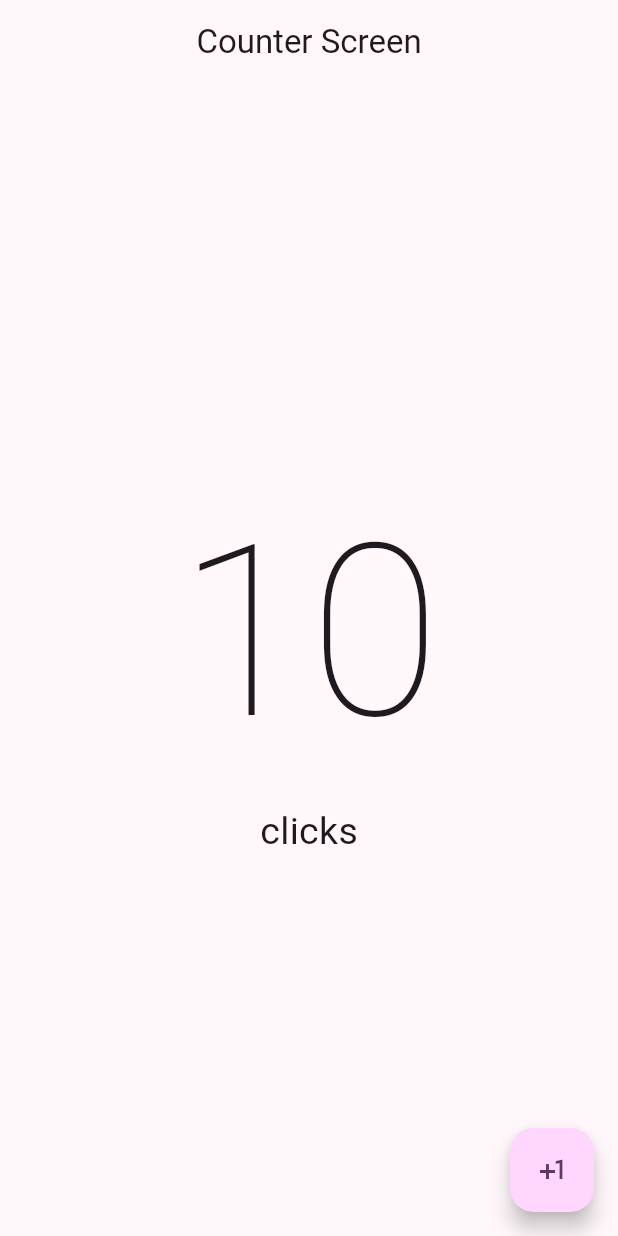
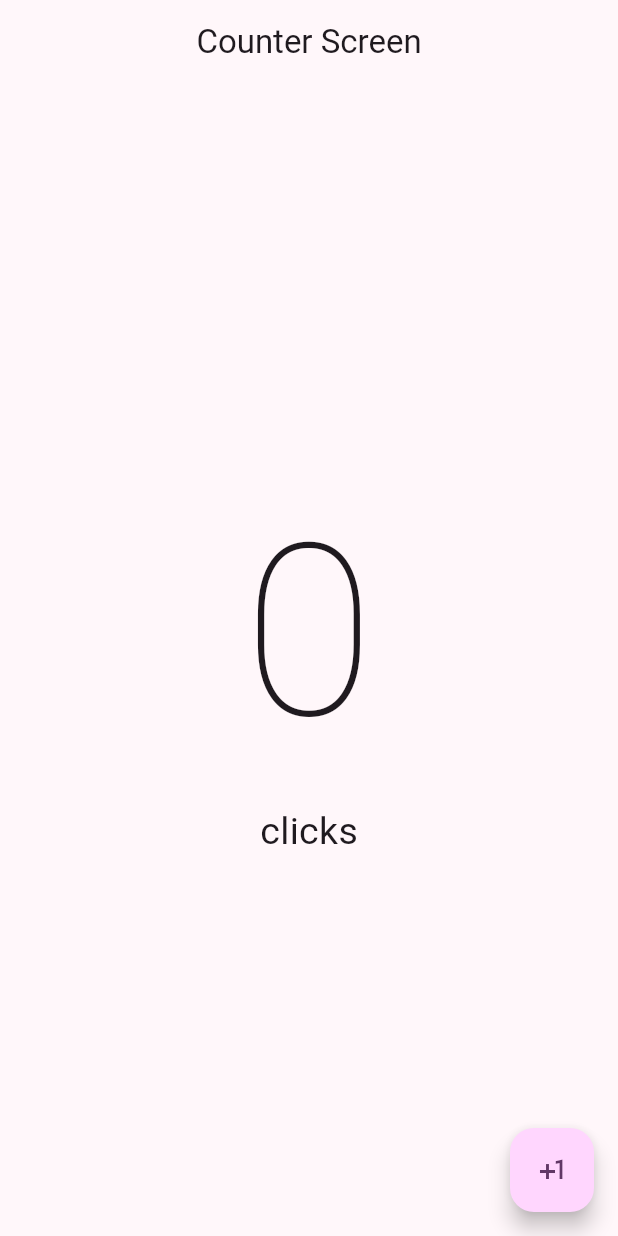
Before and after one commit to engelcituk/flutter-primeros-pasos, a Flutter app: the screen it shows after launch, on a phone screen of 412 x 824 dp. Run offline on Flutter 3.47's test engine with Material 2 defaults, Android fonts, the phone set to English and light mode, and no system bars.

Commit message:
cambia del estado de la aplicación

```diff
--- a/lib/presentation/screens/counter/counter_screen.dart
+++ b/lib/presentation/screens/counter/counter_screen.dart
@@ -1,7 +1,14 @@
 import 'package:flutter/material.dart';
 
-class CounterScreen extends StatelessWidget {
+class CounterScreen extends StatefulWidget {
   const CounterScreen({super.key});
+
+  @override
+  State<CounterScreen> createState() => _CounterScreenState();
+}
+
+class _CounterScreenState extends State<CounterScreen> {
+  int clickCounter = 0;
 
   @override
   Widget build(BuildContext context) {
@@ -10,20 +17,25 @@ class CounterScreen extends StatelessWidget {
         title: const Text('Counter Screen'),
         centerTitle: true,
       ),
-      body: const Center(
+      body: Center(
         child: Column(
           mainAxisAlignment: MainAxisAlignment.center,
           children: [
-            Text('10', style: TextStyle(fontSize: 160, fontWeight: FontWeight.w100 ),),
-            Text('clicks', style: TextStyle(fontSize: 25  ))
+            Text(
+              '$clickCounter',
+              style:
+                  const TextStyle(fontSize: 160, fontWeight: FontWeight.w100),
+            ),
+            const Text('clicks', style: TextStyle(fontSize: 25))
           ],
         ),
       ),
       floatingActionButton: FloatingActionButton(
-        onPressed: (){
-
+        onPressed: () {
+            clickCounter ++;
+          setState(() {});
         },
-        child: const Icon( Icons.plus_one),
+        child: const Icon(Icons.plus_one),
       ),
     );
   }
```
